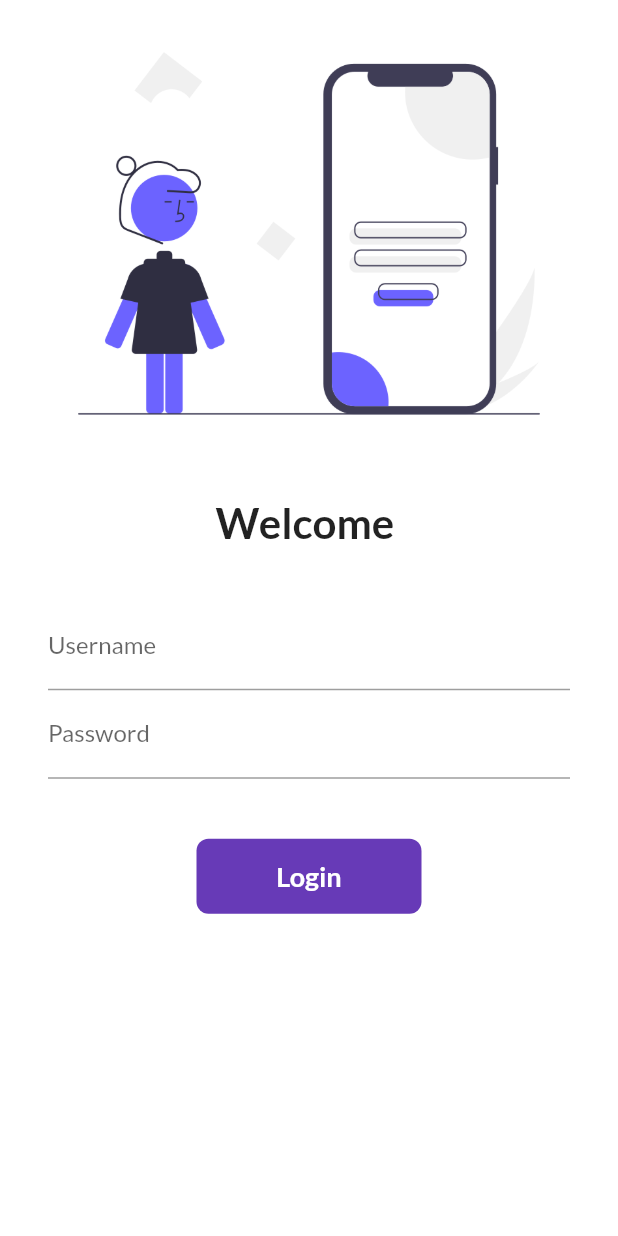
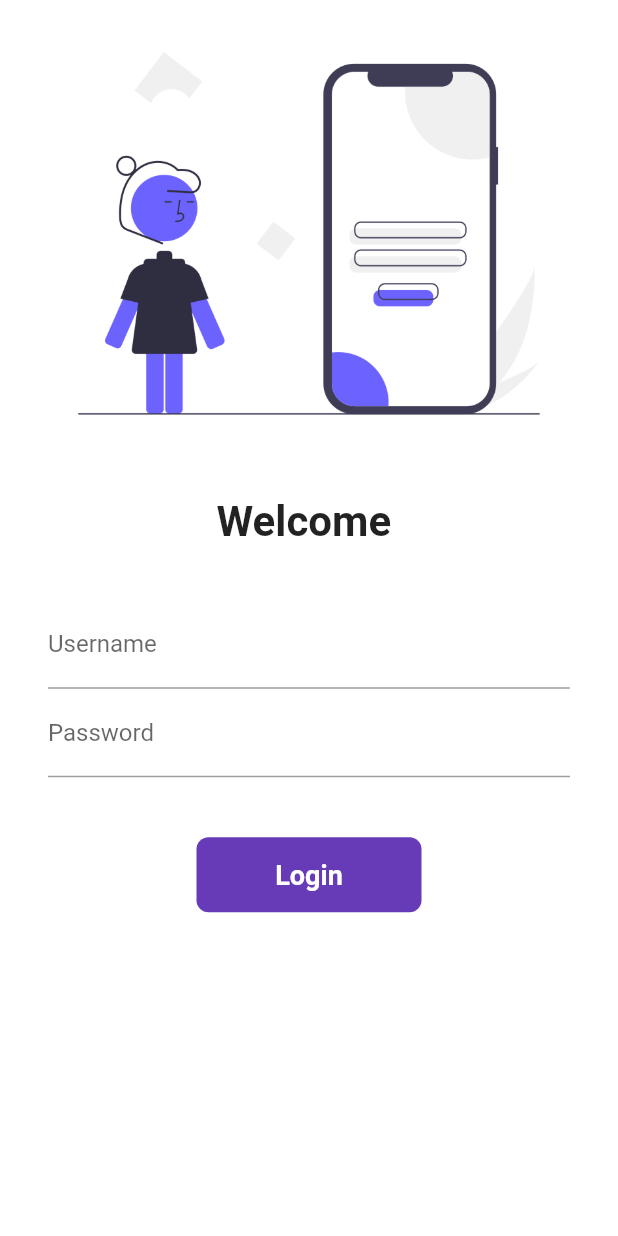
Before and after one commit to ayyysh04/Catalog_app, a Flutter app: the screen it shows after launch, on a phone screen of 412 x 824 dp. Run offline on Flutter 3.47's test engine with Material 2 defaults, Android fonts, the phone set to English and light mode, and no system bars; our stand-ins replace google_fonts.

Commit message:
Added themes.dart for better themes management

```diff
--- a/lib/main.dart
+++ b/lib/main.dart
@@ -2,6 +2,7 @@
 import 'package:flutter_catalog/pages/home_page.dart';
 import 'package:flutter_catalog/pages/login_page.dart';
 import 'package:flutter_catalog/utils/routes.dart';
+import 'package:flutter_catalog/widgets/themes.dart';
 import 'package:google_fonts/google_fonts.dart';
 
 void main() {
@@ -26,11 +27,8 @@
       //home: HomePage(),//home or root route of our app
       //"/" route and home: cant be used together as they are same
       themeMode: ThemeMode.light,
-      theme: ThemeData(
-        primarySwatch: Colors.deepPurple,
-        fontFamily: GoogleFonts.lato().fontFamily,
-      ),
-      darkTheme: ThemeData(brightness: Brightness.dark),
+      theme: MyTheme.lightTheme(context),
+      darkTheme: MyTheme.darkTheme(context),
       //For creating new pages in app
       // initialRoute: "/login", //This will make our first page/route login
       routes: {
--- a/lib/pages/home_page.dart
+++ b/lib/pages/home_page.dart
@@ -6,7 +6,14 @@
   Widget build(BuildContext context) {
     return Scaffold(
       appBar: AppBar(
-        title: Text("Catalog App"),
+        // backgroundColor: Colors.white,
+        // elevation: 0.0, //Removes the shadow below the appbar
+        // iconTheme: IconThemeData(color: Colors.black), //This makes all color ,styling,etc related to icons in appbar eg:drawer icon
+        ///We have made an seprate theme data in main.dart so that it can used everywhere in an easier manner
+        title: Text(
+          "Catalog App",
+          // style: TextStyle(color: Colors.black),
+        ),
       ),
       body: Center(
         //single widget inside wiget : child
--- a/lib/widgets/drawer.dart
+++ b/lib/widgets/drawer.dart
@@ -49,7 +49,6 @@
               ),
             ),
             ListTile(
-              // onTap: ,
               leading: Icon(
                 CupertinoIcons.mail,
                 color: Colors.white,
--- /dev/null
+++ b/lib/widgets/themes.dart
@@ -0,0 +1,19 @@
+//Manages all the theme of our app here
+import 'package:flutter/material.dart';
+import 'package:google_fonts/google_fonts.dart';
+
+class MyTheme {
+  static ThemeData lightTheme(BuildContext context) => ThemeData(
+        primarySwatch: Colors.deepPurple,
+        fontFamily: GoogleFonts.lato().fontFamily,
+        appBarTheme: AppBarTheme(
+            color: Colors.white,
+            elevation: 0.0,
+            iconTheme: IconThemeData(color: Colors.black)),
+        textTheme: Theme.of(context)
+            .textTheme, //We can use theme.of(context) to use texttheme of app in our widgets
+      );
+
+  static ThemeData darkTheme(BuildContext context) =>
+      ThemeData(brightness: Brightness.dark);
+}
```
